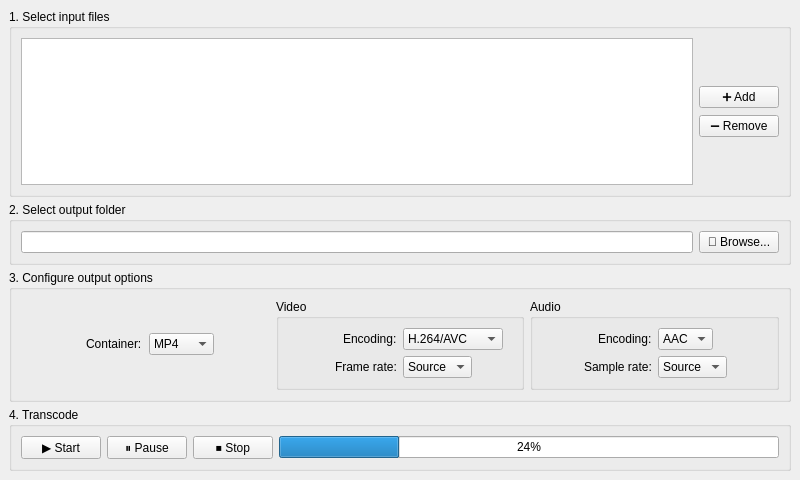
First picture: the form in src/mainwindow.ui, repository lalitshankarchowdhury/VideoFusion, before the edit.
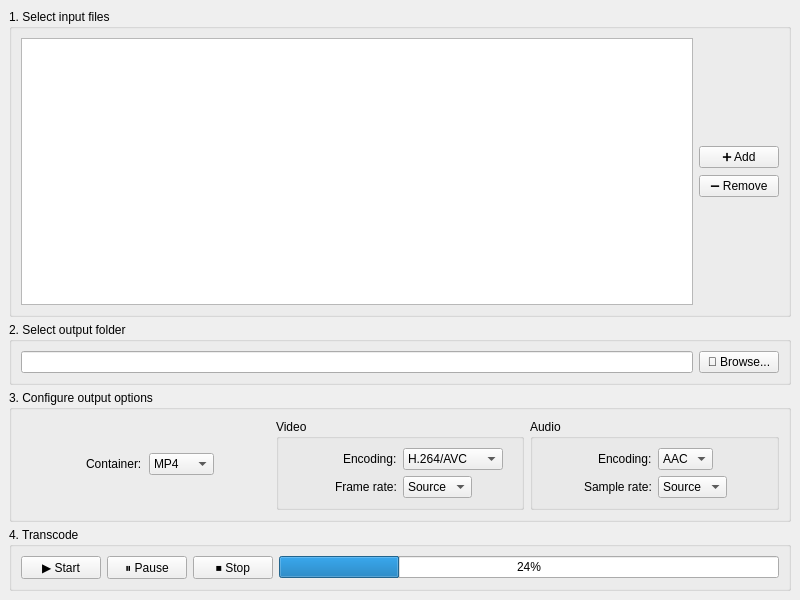
Second picture: the form after the edit.

Patch:
```diff
--- a/src/mainwindow.ui
+++ b/src/mainwindow.ui
@@ -7,13 +7,13 @@
     <x>0</x>
     <y>0</y>
     <width>800</width>
-    <height>480</height>
+    <height>600</height>
    </rect>
   </property>
   <property name="minimumSize">
    <size>
     <width>800</width>
-    <height>480</height>
+    <height>600</height>
    </size>
   </property>
   <property name="font">
```
